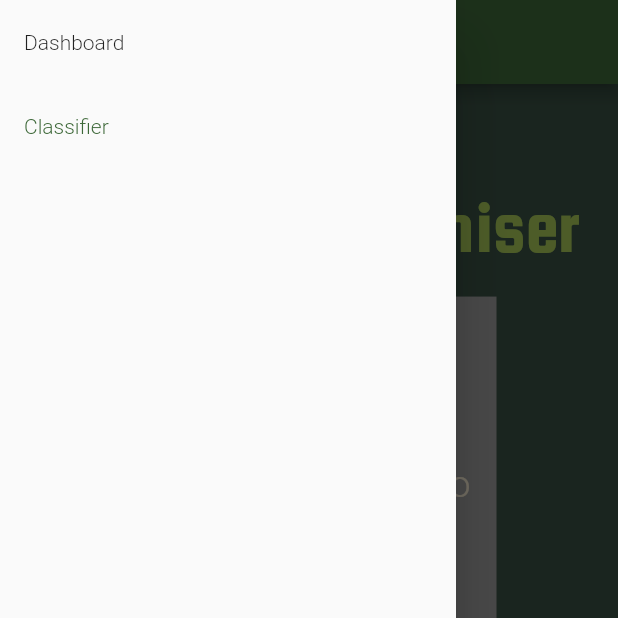
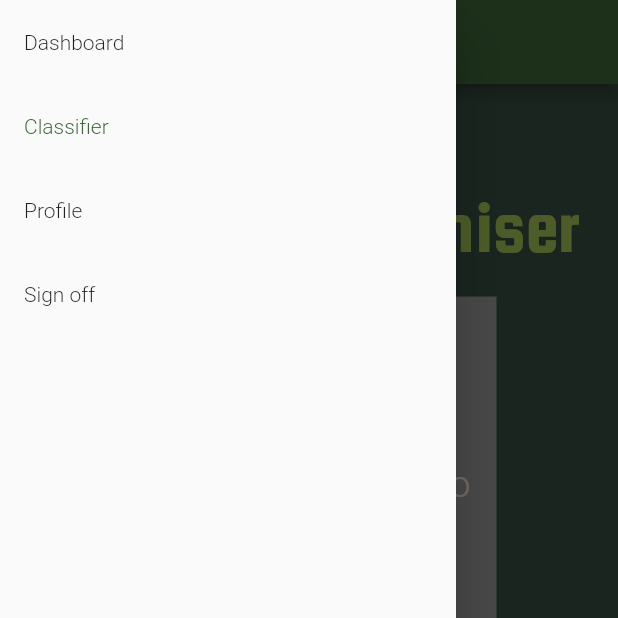
Before and after one commit to jaimerc01/diseases_app, a Flutter app: the DiseaseRecogniser screen opened by its route, with the side drawer open, on a phone screen of 412 x 824 dp, the top half of it. Run offline on Flutter 3.47's test engine with Material 2 defaults, Android fonts, the phone set to English and light mode, and no system bars; our stand-ins replace flutter_secure_storage, hive, hive_flutter, image_picker; missing offline and left inert: dni_nie_validator, tflite_flutter, tflite_flutter_helper; accounts and stored records are empty.

Commit message:
Añadidos los datos personales del paciente. Posibilidad de editarlos por un update. Añadido cerrar sesión.

```diff
--- /dev/null
+++ b/lib/user/profile.dart
@@ -0,0 +1,44 @@
+import 'package:flutter/material.dart';
+import 'package:hive/hive.dart';
+
+import '../widget/drawer_app.dart';
+
+class Profile extends StatefulWidget {
+  final String? title;
+  const Profile({super.key, required this.title});
+
+  static const routeName = '/profile';
+
+  @override
+  State<Profile> createState() => _ProfileState();
+}
+
+class _ProfileState extends State<Profile> {
+  final _boxLogin = Hive.box('login');
+  final _boxPatients = Hive.box('patients');
+
+  @override
+  Widget build(BuildContext context) {
+    return Scaffold(
+      appBar: AppBar(title: Text(widget.title!)),
+      drawer: const DrawerApp(drawerValue: 2),
+      body: Center(
+          child: Column(
+        mainAxisAlignment: MainAxisAlignment.center,
+        children: <Widget>[
+          Text('DNI/NIF: ${_boxLogin.get('DNI')}'),
+          // ignore: prefer_adjacent_string_concatenation
+          Text('Nombre completo: ' +
+              '${_boxPatients.get(_boxLogin.get('DNI'))['Name']}'),
+          Text('Email: ${_boxPatients.get(_boxLogin.get('DNI'))['Email']}'),
+        ],
+      )),
+      floatingActionButton: FloatingActionButton.extended(
+        onPressed: () => Navigator.pushNamed(context, '/updateProfile'),
+        tooltip: 'Press to update the data from this profile',
+        label: const Text('Update profile'),
+        icon: const Icon(Icons.person),
+      ),
+    );
+  }
+}
--- a/lib/widget/disease_recogniser.dart
+++ b/lib/widget/disease_recogniser.dart
@@ -6,16 +6,16 @@ import 'package:image_picker/image_picker.dart';
 import '../classifier/classifier.dart';
 import '../styles.dart';
 import 'disease_image.dart';
+import 'drawer_app.dart';
 
 const _labelsFileName = 'assets/labels.txt';
 const _modelFileName = 'model_unquant.tflite';
 
 class DiseaseRecogniser extends StatefulWidget {
-  const DiseaseRecogniser({super.key});
+  final String? title;
+  const DiseaseRecogniser({super.key, required this.title});
 
-  static const routeName = '/plant';
-
-  final String title = 'Primera versión';
+  static const routeName = '/classifier';
 
   @override
   State<DiseaseRecogniser> createState() => _DiseaseRecogniserState();
@@ -59,39 +59,11 @@ class _DiseaseRecogniserState extends State<DiseaseRecogniser> {
     _classifier = classifier;
   }
 
-  int drawerValue = 1;
-
-  void _onSelectItem(int pos) {
-    setState(() {
-      drawerValue = pos;
-    });
-  }
-
   @override
   Widget build(BuildContext context) {
     return Scaffold(
-        appBar: AppBar(title: Text(widget.title)),
-        drawer: Drawer(
-            child: ListView(
-          children: <Widget>[
-            ListTile(
-              title: const Text('Dashboard'),
-              selected: (0 == drawerValue),
-              onTap: () {
-                _onSelectItem(0);
-                Navigator.pushNamed(context, '/dashboard');
-              },
-            ),
-            ListTile(
-              title: const Text('Classifier'),
-              selected: (1 == drawerValue),
-              onTap: () {
-                _onSelectItem(1);
-                Navigator.pushNamed(context, '/plant');
-              },
-            )
-          ],
-        )),
+        appBar: AppBar(title: Text(widget.title!)),
+        drawer: const DrawerApp(drawerValue: 1),
         backgroundColor: kBgColor,
         body: Center(
           child: Column(
--- /dev/null
+++ b/lib/widget/drawer_app.dart
@@ -0,0 +1,52 @@
+import 'package:flutter/material.dart';
+import 'package:hive_flutter/hive_flutter.dart';
+
+class DrawerApp extends StatefulWidget {
+  final int? drawerValue;
+  const DrawerApp({super.key, required this.drawerValue});
+
+  @override
+  State<DrawerApp> createState() => _DrawerAppState();
+}
+
+class _DrawerAppState extends State<DrawerApp> {
+  final _boxLogin = Hive.box('login');
+
+  @override
+  Widget build(BuildContext context) {
+    return Drawer(
+        child: ListView(
+      children: <Widget>[
+        ListTile(
+          title: const Text('Dashboard'),
+          selected: (0 == widget.drawerValue),
+          onTap: () {
+            Navigator.pushNamed(context, '/dashboard');
+          },
+        ),
+        ListTile(
+          title: const Text('Classifier'),
+          selected: (1 == widget.drawerValue),
+          onTap: () {
+            Navigator.pushNamed(context, '/classifier');
+          },
+        ),
+        ListTile(
+          title: const Text('Profile'),
+          selected: (2 == widget.drawerValue),
+          onTap: () {
+            Navigator.pushNamed(context, '/profile');
+          },
+        ),
+        ListTile(
+          title: const Text('Sign off'),
+          onTap: () {
+            _boxLogin.delete(_boxLogin.get('DNI'));
+            _boxLogin.put('loginStatus', false);
+            Navigator.pushNamed(context, '/login');
+          },
+        ),
+      ],
+    ));
+  }
+}
```
Also changed, not shown: lib/main.dart (+13 -4 lines), lib/user/login.dart (renamed from lib/login/login.dart, +14 -18 lines), lib/user/signup.dart (renamed from lib/login/signup.dart, +5 -3 lines), lib/user/update_profile.dart (added, +145 -0 lines), lib/widget/dashboard.dart (renamed from lib/dashboard.dart, +5 -33 lines).
